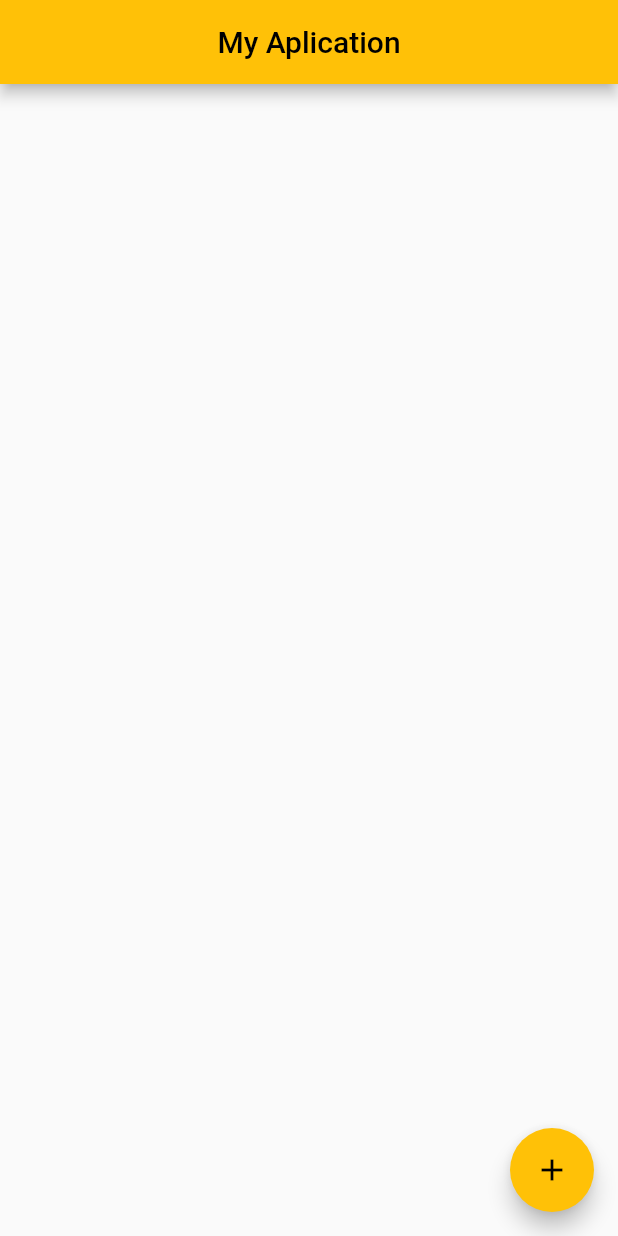
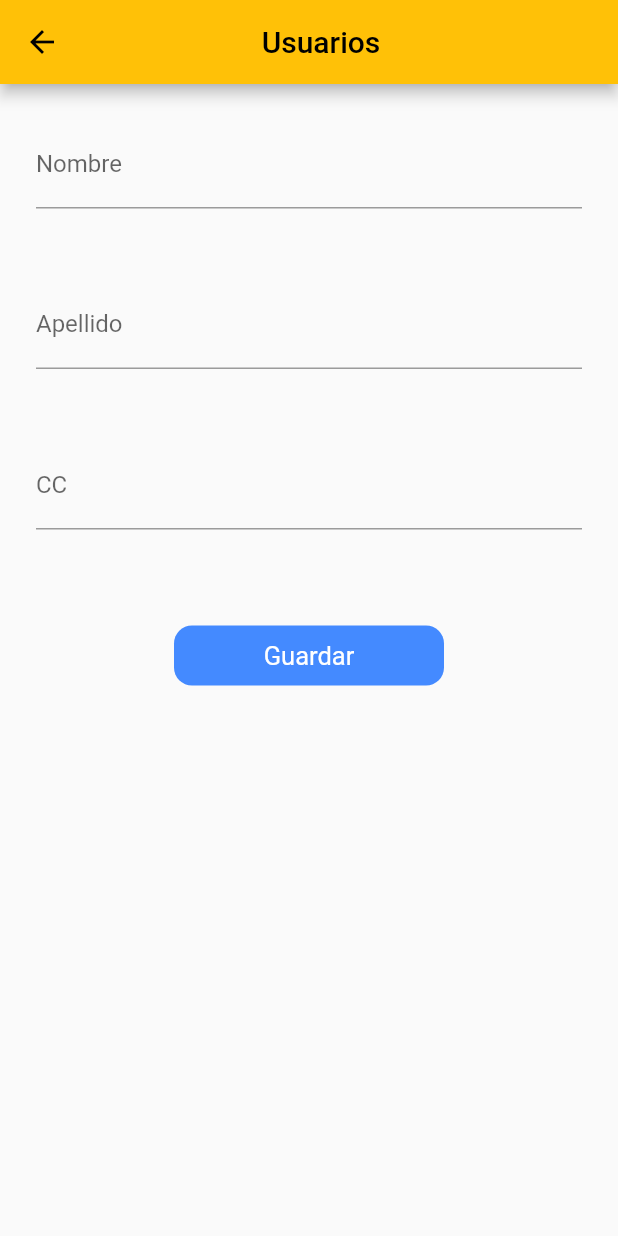
Before and after one commit to davoscoder/flutter_balcoder_firstapp, a Flutter app: the screen it shows after launch, after a tap on the "add" icon, on a phone screen of 412 x 824 dp. Run offline on Flutter 3.47's test engine with Material 2 defaults, Android fonts, the light colour scheme and no system bars; our stand-ins replace cloud_firestore, firebase_core; accounts and stored records are empty.

Commit message:
CRUD finished

```diff
--- a/lib/ui/home_page.dart
+++ b/lib/ui/home_page.dart
@@ -1,5 +1,7 @@
 import 'package:cloud_firestore/cloud_firestore.dart';
 import 'package:flutter/material.dart';
+import 'package:flutter_balcoder_firstapp/ui/users/user_form_page.dart';
+import 'package:flutter_balcoder_firstapp/ui/users/user_model.dart';
 
 class HomePage extends StatefulWidget {
   const HomePage({super.key});
@@ -10,7 +12,7 @@ class HomePage extends StatefulWidget {
 
 class _HomePageState extends State<HomePage> {
   int count = 0;
-  String name = '';
+  List<UserModel> userList = [];
 
   @override
   void initState() {
@@ -22,31 +24,73 @@ class _HomePageState extends State<HomePage> {
   @override
   Widget build(BuildContext context) {
     return Scaffold(
-      body: Container(
-        // child: Center(
-        //   child: Text('Body'),
-        // ),
-        child: Center(
-          child: Column(
-            children: [
-              Spacer(),
-              Text(name),
-              Spacer(),
-            ],
-          ),
-        ),
+      body: StreamBuilder(
+        stream: FirebaseFirestore.instance
+            .collection('dataCollection')
+            .where('isDeleted', isEqualTo: false)
+            .snapshots(),
+        builder: (context, snapshot) {
+          if (snapshot.hasData) {
+            List<QueryDocumentSnapshot> docs = snapshot.data!.docs;
+            userList = [];
+            docs.forEach((value) {
+              dynamic data = value.data();
+              userList.add(UserModel.fromSnapshot(data: data, id: value.id));
+              print(data!['name']);
+            });
+
+            return userList.isEmpty
+                ? Container()
+                : ListView.builder(
+                    itemBuilder: (context, index) {
+                      return GestureDetector(
+                        onTap: () {
+                          Navigator.push(context,
+                              MaterialPageRoute(builder: (context) {
+                            return UserFormPage(
+                              userModel: userList[index],
+                            );
+                          }));
+                        },
+                        child: ListTile(
+                          trailing: GestureDetector(
+                              onTap: () {
+                                FirebaseFirestore.instance
+                                    .collection('dataCollection')
+                                    .doc(userList[index].key)
+                                    .update({'isDeleted': true}).then(
+                                        (value) {});
+                              },
+                              child: Icon(Icons.delete)),
+                          title: Text(userList[index].name!),
+                          subtitle: Text(userList[index].document.toString()),
+                          leading: Container(
+                            width: 40,
+                            height: 40,
+                            decoration: const BoxDecoration(
+                                color: Colors.amber,
+                                borderRadius: BorderRadius.only(
+                                    topLeft: Radius.circular(20))),
+                          ),
+                        ),
+                      );
+                    },
+                    itemCount: userList.length,
+                  );
+          }
+          return Container();
+        },
       ),
       appBar: AppBar(
-        title: Center(child: Text('My Aplication')),
+        title: const Center(child: Text('My Aplication')),
       ),
       floatingActionButton: FloatingActionButton(
         onPressed: () {
-          setState(() {
-            count = count + 1;
-          });
-          print(count);
+          Navigator.push(context, MaterialPageRoute(builder: (context) {
+            return UserFormPage(userModel: UserModel());
+          }));
         },
-        child: Icon(Icons.add),
+        child: const Icon(Icons.add),
       ),
     );
   }
@@ -60,7 +104,6 @@ class _HomePageState extends State<HomePage> {
       setState(() {
         var data = value.data();
         print(data?['name']);
-        name = data?['name'];
       });
     });
   }
--- /dev/null
+++ b/lib/ui/users/user_form_page.dart
@@ -0,0 +1,114 @@
+import 'package:cloud_firestore/cloud_firestore.dart';
+import 'package:flutter/material.dart';
+import 'package:flutter_balcoder_firstapp/ui/users/user_model.dart';
+
+class UserFormPage extends StatefulWidget {
+  UserFormPage({super.key, required this.userModel});
+
+  UserModel userModel;
+
+  @override
+  State<UserFormPage> createState() => _UserFormPageState();
+}
+
+class _UserFormPageState extends State<UserFormPage> {
+  late TextEditingController _controllerName;
+  late TextEditingController _controllerLastName;
+  late TextEditingController _controllerDocument;
+
+  @override
+  void initState() {
+    // TODO: implement initState
+    super.initState();
+
+    if (widget.userModel.key != null) {
+      _controllerName = TextEditingController(text: widget.userModel.name);
+      _controllerLastName =
+          TextEditingController(text: widget.userModel.lastName);
+      _controllerDocument =
+          TextEditingController(text: widget.userModel.document.toString());
+    } else {
+      _controllerName = TextEditingController();
+      _controllerLastName = TextEditingController();
+      _controllerDocument = TextEditingController();
+    }
+  }
+
+  @override
+  Widget build(BuildContext context) {
+    return Scaffold(
+        appBar: AppBar(
+            title: const Center(
+                child: Padding(
+          padding: EdgeInsets.only(right: 40),
+          child: (Text('Usuarios')),
+        ))),
+        body: Container(
+          child: Column(children: [
+            Padding(
+              padding: const EdgeInsets.all(24),
+              child: TextFormField(
+                decoration: const InputDecoration(labelText: 'Nombre'),
+                controller: _controllerName,
+              ),
+            ),
+            Padding(
+              padding: const EdgeInsets.all(24),
+              child: TextFormField(
+                decoration: const InputDecoration(labelText: 'Apellido'),
+                controller: _controllerLastName,
+              ),
+            ),
+            Padding(
+              padding: const EdgeInsets.all(24),
+              child: TextFormField(
+                decoration: const InputDecoration(labelText: 'CC'),
+                keyboardType: TextInputType.number,
+                controller: _controllerDocument,
+              ),
+            ),
+            const SizedBox(
+              height: 40,
+            ),
+            GestureDetector(
+              onTap: () {
+                UserModel userModel = UserModel(
+                    name: _controllerName.text,
+                    lastName: _controllerLastName.text,
+                    document: int.parse(_controllerDocument.text));
+                if (widget.userModel.key != null) {
+                  FirebaseFirestore.instance
+                      .collection('dataCollection')
+                      .doc(widget.userModel.key)
+                      .update(userModel.toJson())
+                      .then((value) {
+                    Navigator.pop(context);
+                  });
+                } else {
+                  userModel.isDeleted = false;
+                  FirebaseFirestore.instance
+                      .collection('dataCollection')
+                      .add(userModel.toJson())
+                      .then((value) {
+                    Navigator.pop(context);
+                  });
+                }
+              },
+              child: Container(
+                height: 40,
+                width: 180,
+                decoration: const BoxDecoration(
+                    color: Colors.blueAccent,
+                    borderRadius: BorderRadius.all(Radius.circular(12))),
+                child: Center(
+                  child: Text(
+                    widget.userModel.key != null ? 'Actuaizar ' : 'Guardar',
+                    style: const TextStyle(color: Colors.white, fontSize: 17),
+                  ),
+                ),
+              ),
+            )
+          ]),
+        ));
+  }
+}
--- /dev/null
+++ b/lib/ui/users/user_model.dart
@@ -0,0 +1,32 @@
+class UserModel {
+  String? key;
+  String? name;
+  String? lastName;
+  int? document;
+  bool? isDeleted;
+
+  UserModel(
+      {this.key, this.name, this.lastName, this.document, this.isDeleted});
+
+  toJson() {
+    return {
+      'name': name,
+      'lastName': lastName,
+      'document': document,
+      'isDeleted': isDeleted,
+    };
+  }
+
+  toFullName() {
+    return name! + ' ' + lastName!;
+  }
+
+  factory UserModel.fromSnapshot({data, id}) {
+    return UserModel(
+        key: id,
+        name: data['name'],
+        lastName: data['lastName'],
+        document: data['document'],
+        isDeleted: data['isDeleted'] ?? false);
+  }
+}
```
